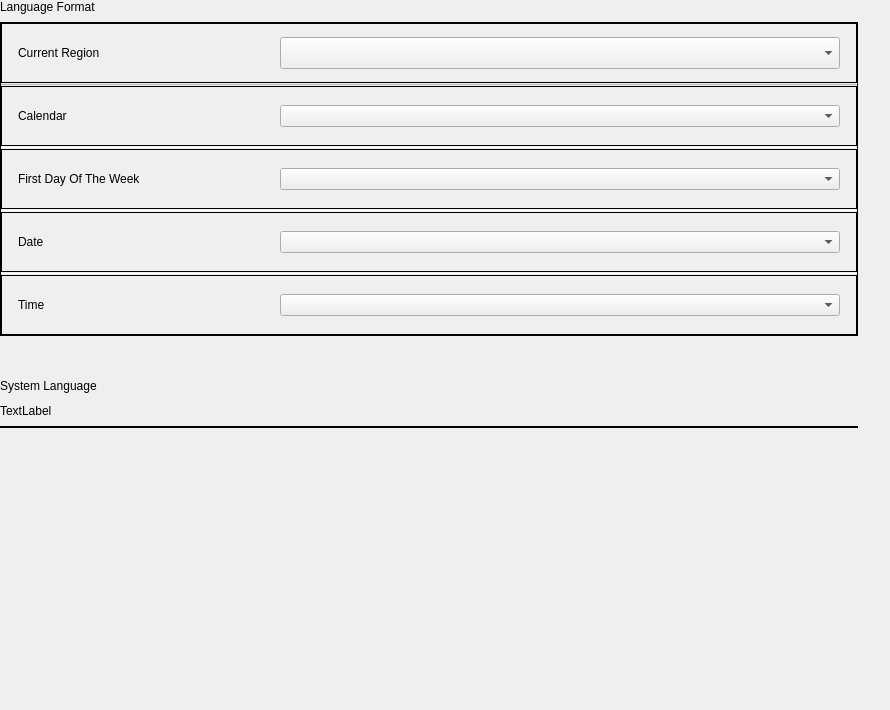
Above: plugins/time-language/area/area.ui from ukui/ukui-control-center before the change. Below: the same form after it.
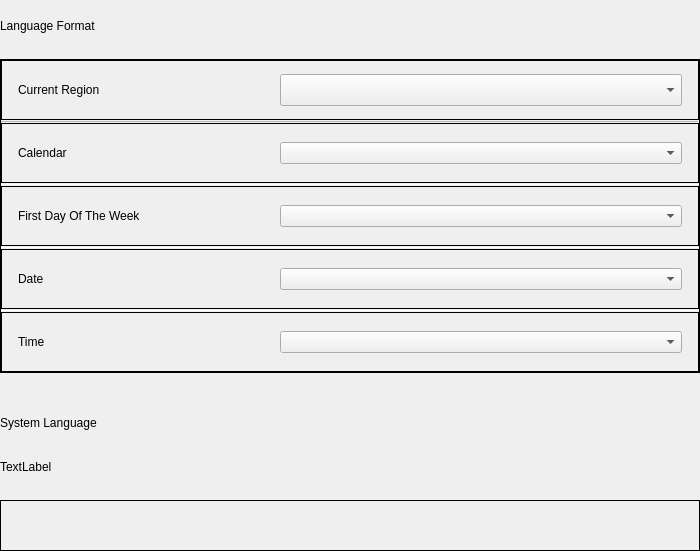
That is the form after the change. Custom widgets are drawn as their Qt base class.

```diff
--- a/plugins/time-language/area/area.ui
+++ b/plugins/time-language/area/area.ui
@@ -6,8 +6,8 @@
    <rect>
     <x>0</x>
     <y>0</y>
-    <width>890</width>
-    <height>710</height>
+    <width>700</width>
+    <height>551</height>
    </rect>
   </property>
   <property name="minimumSize">
@@ -36,7 +36,10 @@
     <number>0</number>
    </property>
    <property name="rightMargin">
-    <number>32</number>
+    <number>0</number>
+   </property>
+   <property name="bottomMargin">
+    <number>0</number>
    </property>
    <item>
     <widget class="TitleLabel" name="titleLabel">
@@ -57,22 +60,6 @@
      </property>
     </widget>
    </item>
-   <item>
-    <spacer name="verticalSpacer_4">
-     <property name="orientation">
-      <enum>Qt::Vertical</enum>
-     </property>
-     <property name="sizeType">
-      <enum>QSizePolicy::Fixed</enum>
-     </property>
-     <property name="sizeHint" stdset="0">
-      <size>
-       <width>20</width>
-       <height>0</height>
-      </size>
-     </property>
-    </spacer>
-   </item>
    <item>
     <widget class="QFrame" name="formframe">
      <property name="sizePolicy">
@@ -637,19 +624,6 @@
      </property>
     </layout>
    </item>
-   <item>
-    <spacer name="verticalSpacer">
-     <property name="orientation">
-      <enum>Qt::Vertical</enum>
-     </property>
-     <property name="sizeHint" stdset="0">
-      <size>
-       <width>20</width>
-       <height>40</height>
-      </size>
-     </property>
-    </spacer>
-   </item>
   </layout>
  </widget>
  <layoutdefault spacing="6" margin="11"/>
```
